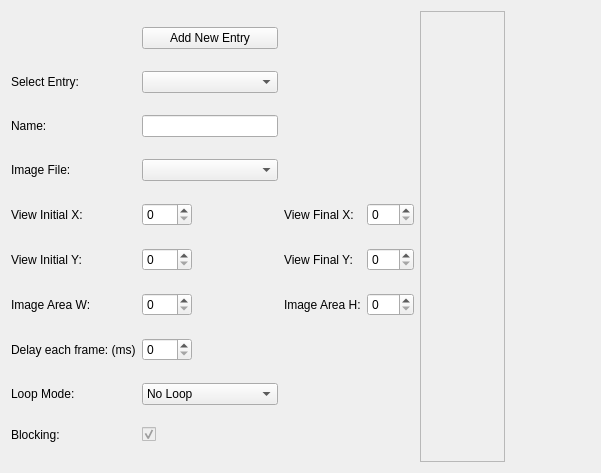
The window that editor/scenes/tab_viewpoint.ui (protoman/rockbot) describes before a commit, drawn with Qt 5.
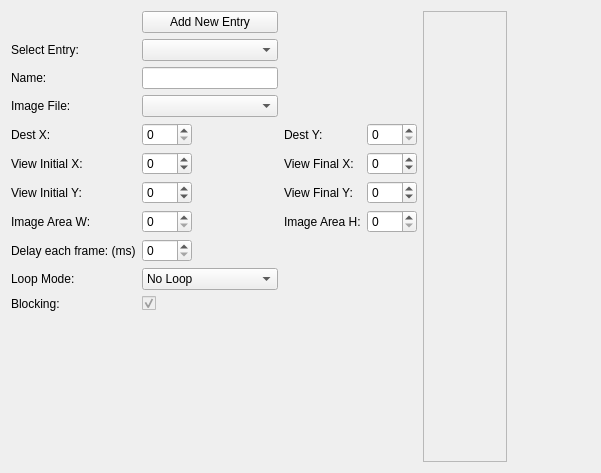
The same window after the commit. Custom widgets are drawn as their Qt base class.

Commit message: - implement scenes viewpoint - fix for scene animation - start porting Rockbot 1's intro to the new scenes for testing and finding improvements needed.

Diff of the .ui file:
```diff
--- a/editor/scenes/tab_viewpoint.ui
+++ b/editor/scenes/tab_viewpoint.ui
@@ -24,7 +24,7 @@
        <rect>
         <x>0</x>
         <y>0</y>
-        <width>95</width>
+        <width>68</width>
         <height>453</height>
        </rect>
       </property>
@@ -38,15 +38,8 @@
    </item>
    <item row="0" column="0">
     <layout class="QGridLayout" name="gridLayout">
-     <item row="4" column="2">
-      <widget class="QLabel" name="label_6">
-       <property name="text">
-        <string>View Final X:</string>
-       </property>
-      </widget>
-     </item>
-     <item row="4" column="1">
-      <widget class="QSpinBox" name="init_x_spinBox">
+     <item row="7" column="1">
+      <widget class="QSpinBox" name="img_area_w">
        <property name="maximumSize">
         <size>
          <width>50</width>
@@ -54,7 +47,21 @@
         </size>
        </property>
        <property name="maximum">
-        <number>999</number>
+        <number>320</number>
+       </property>
+      </widget>
+     </item>
+     <item row="7" column="0">
+      <widget class="QLabel" name="label_10">
+       <property name="text">
+        <string>Image Area W:</string>
+       </property>
+      </widget>
+     </item>
+     <item row="11" column="0">
+      <widget class="QLabel" name="label_14">
+       <property name="text">
+        <string>Loop Mode:</string>
        </property>
       </widget>
      </item>
@@ -65,6 +72,91 @@
        </property>
       </widget>
      </item>
+     <item row="6" column="1">
+      <widget class="QSpinBox" name="init_y_spinBox">
+       <property name="maximumSize">
+        <size>
+         <width>50</width>
+         <height>16777215</height>
+        </size>
+       </property>
+       <property name="minimum">
+        <number>-999</number>
+       </property>
+       <property name="maximum">
+        <number>999</number>
+       </property>
+      </widget>
+     </item>
+     <item row="0" column="1">
+      <widget class="QPushButton" name="add_Button">
+       <property name="text">
+        <string>Add New Entry</string>
+       </property>
+      </widget>
+     </item>
+     <item row="7" column="3">
+      <widget class="QSpinBox" name="img_area_h">
+       <property name="maximumSize">
+        <size>
+         <width>50</width>
+         <height>16777215</height>
+        </size>
+       </property>
+       <property name="maximum">
+        <number>240</number>
+       </property>
+      </widget>
+     </item>
+     <item row="7" column="2">
+      <widget class="QLabel" name="label_12">
+       <property name="text">
+        <string>Image Area H:</string>
+       </property>
+      </widget>
+     </item>
+     <item row="10" column="1">
+      <widget class="QSpinBox" name="delay_spinBox">
+       <property name="maximumSize">
+        <size>
+         <width>50</width>
+         <height>16777215</height>
+        </size>
+       </property>
+       <property name="maximum">
+        <number>9999</number>
+       </property>
+      </widget>
+     </item>
+     <item row="2" column="1">
+      <widget class="QLineEdit" name="name_textEdit"/>
+     </item>
+     <item row="3" column="0">
+      <widget class="QLabel" name="label_3">
+       <property name="text">
+        <string>Image File:</string>
+       </property>
+      </widget>
+     </item>
+     <item row="11" column="1">
+      <widget class="QComboBox" name="comboBox">
+       <item>
+        <property name="text">
+         <string>No Loop</string>
+        </property>
+       </item>
+       <item>
+        <property name="text">
+         <string>Continuous Loop</string>
+        </property>
+       </item>
+       <item>
+        <property name="text">
+         <string>Auto-Reverse Loop</string>
+        </property>
+       </item>
+      </widget>
+     </item>
      <item row="1" column="0">
       <widget class="QLabel" name="label">
        <property name="text">
@@ -72,17 +164,70 @@
        </property>
       </widget>
      </item>
-     <item row="3" column="1">
-      <widget class="QComboBox" name="filename_comboBox"/>
+     <item row="5" column="1">
+      <widget class="QSpinBox" name="init_x_spinBox">
+       <property name="maximumSize">
+        <size>
+         <width>50</width>
+         <height>16777215</height>
+        </size>
+       </property>
+       <property name="minimum">
+        <number>-999</number>
+       </property>
+       <property name="maximum">
+        <number>999</number>
+       </property>
+      </widget>
      </item>
-     <item row="9" column="0">
-      <widget class="QLabel" name="label_8">
+     <item row="4" column="0">
+      <widget class="QLabel" name="label_11">
        <property name="text">
-        <string>Delay each frame: (ms)</string>
+        <string>Dest X:</string>
        </property>
       </widget>
      </item>
-     <item row="11" column="1">
+     <item row="5" column="2">
+      <widget class="QLabel" name="label_6">
+       <property name="text">
+        <string>View Final X:</string>
+       </property>
+      </widget>
+     </item>
+     <item row="5" column="3">
+      <widget class="QSpinBox" name="destx_spinBox">
+       <property name="maximumSize">
+        <size>
+         <width>50</width>
+         <height>16777215</height>
+        </size>
+       </property>
+       <property name="minimum">
+        <number>-999</number>
+       </property>
+       <property name="maximum">
+        <number>999</number>
+       </property>
+      </widget>
+     </item>
+     <item row="6" column="0">
+      <widget class="QLabel" name="label_5">
+       <property name="text">
+        <string>View Initial Y:</string>
+       </property>
+      </widget>
+     </item>
+     <item row="1" column="1">
+      <widget class="QComboBox" name="select_comboBox"/>
+     </item>
+     <item row="12" column="0">
+      <widget class="QLabel" name="label_9">
+       <property name="text">
+        <string>Blocking:</string>
+       </property>
+      </widget>
+     </item>
+     <item row="12" column="1">
       <widget class="QCheckBox" name="blocking_checkBox">
        <property name="enabled">
         <bool>false</bool>
@@ -98,75 +243,68 @@
        </property>
       </widget>
      </item>
-     <item row="3" column="0">
-      <widget class="QLabel" name="label_3">
-       <property name="text">
-        <string>Image File:</string>
-       </property>
-      </widget>
+     <item row="3" column="1">
+      <widget class="QComboBox" name="filename_comboBox"/>
      </item>
-     <item row="11" column="0">
-      <widget class="QLabel" name="label_9">
+     <item row="10" column="0">
+      <widget class="QLabel" name="label_8">
        <property name="text">
-        <string>Blocking:</string>
+        <string>Delay each frame: (ms)</string>
        </property>
       </widget>
      </item>
-     <item row="2" column="1">
-      <widget class="QLineEdit" name="name_textEdit"/>
-     </item>
-     <item row="1" column="1">
-      <widget class="QComboBox" name="select_comboBox"/>
-     </item>
-     <item row="0" column="1">
-      <widget class="QPushButton" name="add_Button">
-       <property name="text">
-        <string>Add New Entry</string>
-       </property>
-      </widget>
-     </item>
-     <item row="5" column="1">
-      <widget class="QSpinBox" name="init_y_spinBox">
+     <item row="6" column="3">
+      <widget class="QSpinBox" name="desty_spinBox">
        <property name="maximumSize">
         <size>
          <width>50</width>
          <height>16777215</height>
         </size>
        </property>
+       <property name="minimum">
+        <number>-999</number>
+       </property>
        <property name="maximum">
         <number>999</number>
        </property>
       </widget>
      </item>
-     <item row="9" column="1">
-      <widget class="QSpinBox" name="delay_spinBox">
-       <property name="maximumSize">
-        <size>
-         <width>50</width>
-         <height>16777215</height>
-        </size>
-       </property>
-       <property name="maximum">
-        <number>9999</number>
-       </property>
-      </widget>
-     </item>
-     <item row="5" column="2">
+     <item row="6" column="2">
       <widget class="QLabel" name="label_7">
        <property name="text">
         <string>View Final Y:</string>
        </property>
       </widget>
      </item>
-     <item row="4" column="0">
+     <item row="5" column="0">
       <widget class="QLabel" name="label_4">
        <property name="text">
         <string>View Initial X:</string>
        </property>
       </widget>
      </item>
-     <item row="5" column="3">
-      <widget class="QSpinBox" name="desty_spinBox">
+     <item row="4" column="2">
+      <widget class="QLabel" name="label_13">
+       <property name="text">
+        <string>Dest Y:</string>
+       </property>
+      </widget>
+     </item>
+     <item row="13" column="0">
+      <spacer name="verticalSpacer">
+       <property name="orientation">
+        <enum>Qt::Vertical</enum>
+       </property>
+       <property name="sizeHint" stdset="0">
+        <size>
+         <width>20</width>
+         <height>40</height>
+        </size>
+       </property>
+      </spacer>
+     </item>
+     <item row="4" column="1">
+      <widget class="QSpinBox" name="posx_spinBox">
        <property name="maximumSize">
         <size>
          <width>50</width>
@@ -174,59 +312,12 @@
         </size>
        </property>
        <property name="maximum">
-        <number>999</number>
-       </property>
-      </widget>
-     </item>
-     <item row="5" column="0">
-      <widget class="QLabel" name="label_5">
-       <property name="text">
-        <string>View Initial Y:</string>
+        <number>320</number>
        </property>
       </widget>
      </item>
      <item row="4" column="3">
-      <widget class="QSpinBox" name="destx_spinBox">
-       <property name="maximumSize">
-        <size>
-         <width>50</width>
-         <height>16777215</height>
-        </size>
-       </property>
-       <property name="maximum">
-        <number>999</number>
-       </property>
-      </widget>
-     </item>
-     <item row="6" column="0">
-      <widget class="QLabel" name="label_10">
-       <property name="text">
-        <string>Image Area W:</string>
-       </property>
-      </widget>
-     </item>
-     <item row="6" column="1">
-      <widget class="QSpinBox" name="img_area_w">
-       <property name="maximumSize">
-        <size>
-         <width>50</width>
-         <height>16777215</height>
-        </size>
-       </property>
-       <property name="maximum">
-        <number>320</number>
-       </property>
-      </widget>
-     </item>
-     <item row="6" column="2">
-      <widget class="QLabel" name="label_12">
-       <property name="text">
-        <string>Image Area H:</string>
-       </property>
-      </widget>
-     </item>
-     <item row="6" column="3">
-      <widget class="QSpinBox" name="img_area_h">
+      <widget class="QSpinBox" name="posy_spinBox">
        <property name="maximumSize">
         <size>
          <width>50</width>
@@ -238,32 +329,6 @@
        </property>
       </widget>
      </item>
-     <item row="10" column="0">
-      <widget class="QLabel" name="label_14">
-       <property name="text">
-        <string>Loop Mode:</string>
-       </property>
-      </widget>
-     </item>
-     <item row="10" column="1">
-      <widget class="QComboBox" name="comboBox">
-       <item>
-        <property name="text">
-         <string>No Loop</string>
-        </property>
-       </item>
-       <item>
-        <property name="text">
-         <string>Continuous Loop</string>
-        </property>
-       </item>
-       <item>
-        <property name="text">
-         <string>Auto-Reverse Loop</string>
-        </property>
-       </item>
-      </widget>
-     </item>
     </layout>
    </item>
    <item row="0" column="2">
```
The commit also changes 30 other files.
